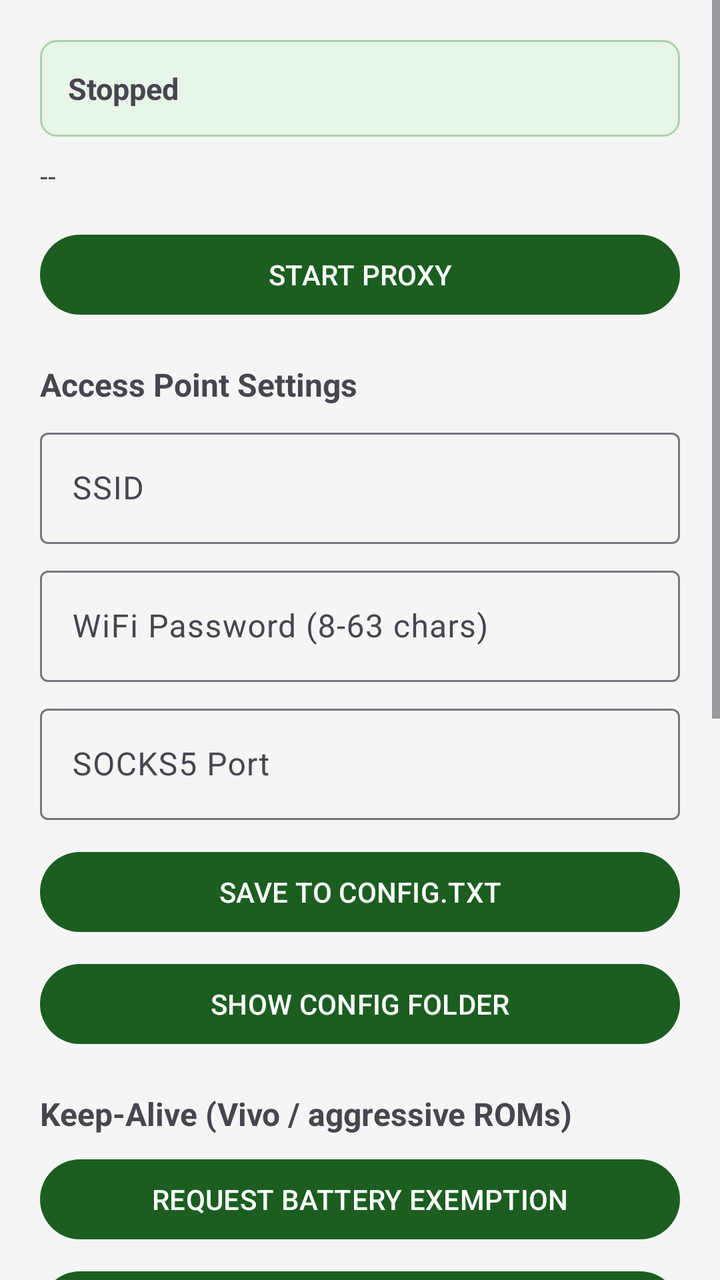
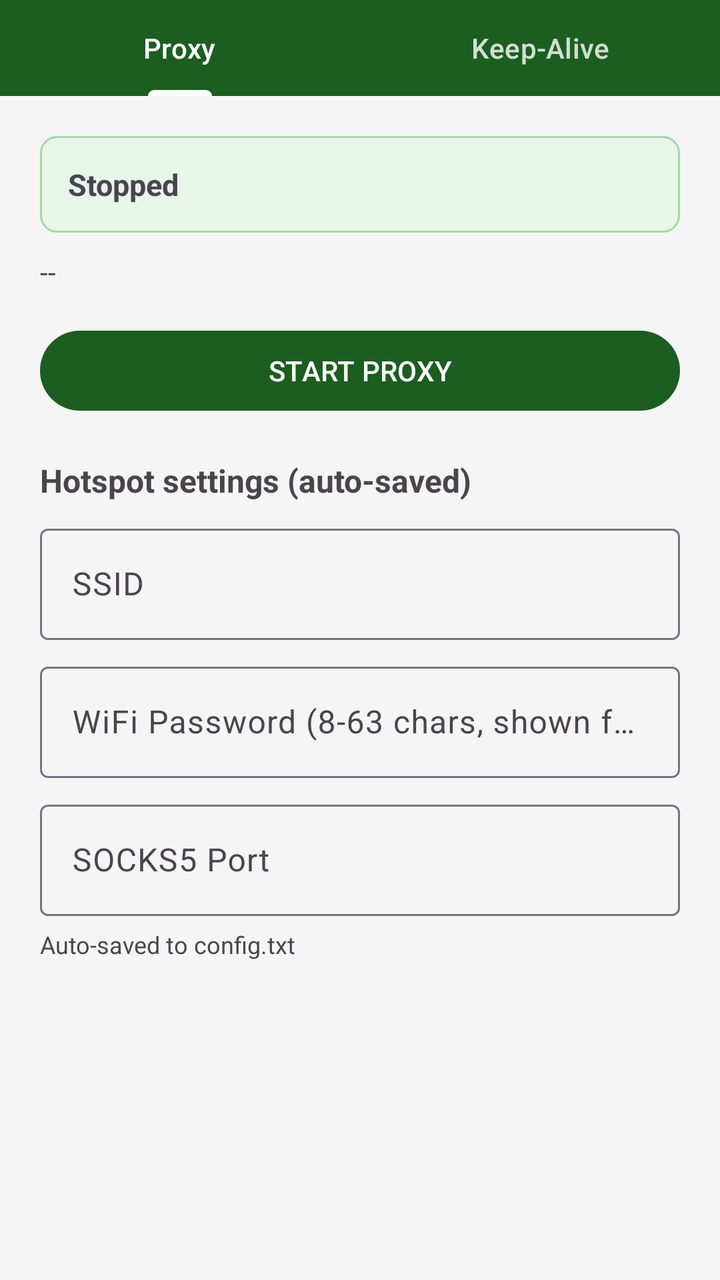

Screens rendered from an Android XML layout before and after an edit, with the pre-edit source and the edit as a unified diff.
<!-- AndroidManifest.xml: application theme Theme.Sacram -->
<!-- res/layout/activity_main.xml -->
<?xml version="1.0" encoding="utf-8"?>
<ScrollView xmlns:android="http://schemas.android.com/apk/res/android"
    android:layout_width="match_parent"
    android:layout_height="match_parent"
    android:background="@color/bg"
    android:fillViewport="true">

    <LinearLayout
        android:layout_width="match_parent"
        android:layout_height="wrap_content"
        android:orientation="vertical"
        android:padding="20dp">

        <TextView
            android:id="@+id/tvStatus"
            android:layout_width="match_parent"
            android:layout_height="wrap_content"
            android:background="@drawable/bg_status"
            android:padding="14dp"
            android:text="Stopped"
            android:textIsSelectable="true"
            android:textSize="15sp"
            android:textStyle="bold" />

        <TextView
            android:id="@+id/tvInfo"
            android:layout_width="match_parent"
            android:layout_height="wrap_content"
            android:layout_marginTop="10dp"
            android:text="--"
            android:textIsSelectable="true"
            android:textSize="14sp" />

        <Button
            android:id="@+id/btnToggle"
            android:layout_width="match_parent"
            android:layout_height="wrap_content"
            android:layout_marginTop="16dp"
            android:text="START PROXY" />

        <TextView
            android:layout_width="match_parent"
            android:layout_height="wrap_content"
            android:layout_marginTop="20dp"
            android:text="Access Point Settings"
            android:textSize="16sp"
            android:textStyle="bold" />

        <com.google.android.material.textfield.TextInputLayout
            android:id="@+id/tilSsid"
            android:layout_width="match_parent"
            android:layout_height="wrap_content"
            android:layout_marginTop="8dp"
            android:hint="SSID">

            <com.google.android.material.textfield.TextInputEditText
                android:id="@+id/etSsid"
                android:layout_width="match_parent"
                android:layout_height="wrap_content"
                android:inputType="text" />
        </com.google.android.material.textfield.TextInputLayout>

        <com.google.android.material.textfield.TextInputLayout
            android:id="@+id/tilPass"
            android:layout_width="match_parent"
            android:layout_height="wrap_content"
            android:layout_marginTop="8dp"
            android:hint="WiFi Password (8-63 chars)">

            <com.google.android.material.textfield.TextInputEditText
                android:id="@+id/etPass"
                android:layout_width="match_parent"
                android:layout_height="wrap_content"
                android:inputType="textPassword" />
        </com.google.android.material.textfield.TextInputLayout>

        <com.google.android.material.textfield.TextInputLayout
            android:id="@+id/tilPort"
            android:layout_width="match_parent"
            android:layout_height="wrap_content"
            android:layout_marginTop="8dp"
            android:hint="SOCKS5 Port">

            <com.google.android.material.textfield.TextInputEditText
                android:id="@+id/etPort"
                android:layout_width="match_parent"
                android:layout_height="wrap_content"
                android:inputType="number" />
        </com.google.android.material.textfield.TextInputLayout>

        <Button
            android:id="@+id/btnSave"
            android:layout_width="match_parent"
            android:layout_height="wrap_content"
            android:layout_marginTop="12dp"
            android:text="SAVE TO CONFIG.TXT" />

        <Button
            android:id="@+id/btnConfigPath"
            android:layout_width="match_parent"
            android:layout_height="wrap_content"
            android:layout_marginTop="8dp"
            android:text="SHOW CONFIG FOLDER" />

        <TextView
            android:layout_width="match_parent"
            android:layout_height="wrap_content"
            android:layout_marginTop="20dp"
            android:text="Keep-Alive (Vivo / aggressive ROMs)"
            android:textSize="16sp"
            android:textStyle="bold" />

        <Button
            android:id="@+id/btnBattery"
            android:layout_width="match_parent"
            android:layout_height="wrap_content"
            android:layout_marginTop="8dp"
            android:text="REQUEST BATTERY EXEMPTION" />

        <Button
            android:id="@+id/btnAutostart"
            android:layout_width="match_parent"
            android:layout_height="wrap_content"
            android:layout_marginTop="8dp"
            android:text="VIVO AUTOSTART SETTINGS" />

        <TextView
            android:layout_width="match_parent"
            android:layout_height="wrap_content"
            android:layout_marginTop="24dp"
            android:text="@string/help"
            android:textIsSelectable="true"
            android:textSize="13sp" />

    </LinearLayout>
</ScrollView>
<!-- resources referenced by this layout -->
<resources>
  <color name="bg">#F5F5F5</color>
  <!-- drawable bg_status (drawable) -->
  <?xml version="1.0" encoding="utf-8"?>
  <shape xmlns:android="http://schemas.android.com/apk/res/android">
      <solid android:color="#E8F5E9" />
      <stroke android:width="1dp" android:color="#A5D6A7" />
      <corners android:radius="8dp" />
  </shape>
  <string name="help">HOW TO GET INTERNET (SYSTEMWIDE, TCP+UDP)\n\n1. Start proxy, then connect your PC/device to the Access Point SSID shown above.\n2. On the PC, install Clash Verge Rev (free, open source).\n   It captures ALL traffic systemwide via TUN mode: TCP, UDP and ICMP.\n3. In Clash Verge Rev add a proxy:\n   type: SOCKS5, server: (phone AP IP, usually 192.168.49.1),\n   port: (port above), udp: true.\n4. Enable TUN Mode (Settings -&gt; TUN Mode) - requires admin once.\n   TUN captures everything: browsers, games, DNS, UDP apps.\nAlternatives: Netch or v2rayN (TUN mode) - all support systemwide UDP.\n\nVIVO Y16 KEEP-ALIVE:\n- Settings &gt; More settings &gt; Applications &gt; Autostart &gt; enable Sacram\n- Settings &gt; Battery &gt; High background power consumption &gt; enable Sacram\n- Lock the app in the recent-apps list (padlock icon)\n- Battery &gt; Battery optimization &gt; set to "Not optimized"\n- Settings &gt; Battery &gt; Sleep Standby &gt; exclude Sacram</string>
  <style name="Theme.Sacram" parent="Theme.Material3.DayNight.NoActionBar">
          <item name="colorPrimary">@color/primary</item>
          <item name="colorOnPrimary">@color/on_primary</item>
          <item name="colorSecondary">@color/primary</item>
      </style>
  <color name="primary">#1B5E20</color>
  <color name="on_primary">#FFFFFF</color>
</resources>

<!-- the commit's change to res/layout/activity_main.xml (unified diff, before → after) -->
@@ -8,129 +8,173 @@
     <LinearLayout
         android:layout_width="match_parent"
         android:layout_height="wrap_content"
-        android:orientation="vertical"
-        android:padding="20dp">
+        android:orientation="vertical">
 
-        <TextView
-            android:id="@+id/tvStatus"
+        <com.google.android.material.tabs.TabLayout
+            android:id="@+id/tabLayout"
             android:layout_width="match_parent"
             android:layout_height="wrap_content"
-            android:background="@drawable/bg_status"
-            android:padding="14dp"
-            android:text="Stopped"
-            android:textIsSelectable="true"
-            android:textSize="15sp"
-            android:textStyle="bold" />
+            android:background="@color/primary"
+            app:tabIndicatorColor="@color/on_primary"
+            app:tabSelectedTextColor="@color/on_primary"
+            app:tabTextColor="#CCFFFFFF"
+            xmlns:app="http://schemas.android.com/apk/res-auto">
 
-        <TextView
-            android:id="@+id/tvInfo"
+            <com.google.android.material.tabs.TabItem
+                android:layout_width="wrap_content"
+                android:layout_height="wrap_content"
+                android:text="Proxy" />
+
+            <com.google.android.material.tabs.TabItem
+                android:layout_width="wrap_content"
+                android:layout_height="wrap_content"
+                android:text="Keep-Alive" />
+        </com.google.android.material.tabs.TabLayout>
+
+        
+        <LinearLayout
+            android:id="@+id/tabProxy"
             android:layout_width="match_parent"
             android:layout_height="wrap_content"
-            android:layout_marginTop="10dp"
-            android:text="--"
-            android:textIsSelectable="true"
-            android:textSize="14sp" />
+            android:orientation="vertical"
+            android:padding="20dp">
 
-        <Button
-            android:id="@+id/btnToggle"
+            <TextView
+                android:id="@+id/tvStatus"
+                android:layout_width="match_parent"
+                android:layout_height="wrap_content"
+                android:background="@drawable/bg_status"
+                android:padding="14dp"
+                android:text="Stopped"
+                android:textIsSelectable="true"
+                android:textSize="15sp"
+                android:textStyle="bold" />
+
+            <TextView
+                android:id="@+id/tvInfo"
+                android:layout_width="match_parent"
+                android:layout_height="wrap_content"
+                android:layout_marginTop="10dp"
+                android:text="--"
+                android:textIsSelectable="true"
+                android:textSize="14sp" />
+
+            <Button
+                android:id="@+id/btnToggle"
+                android:layout_width="match_parent"
+                android:layout_height="wrap_content"
+                android:layout_marginTop="16dp"
+                android:text="START PROXY" />
+
+            <TextView
+                android:layout_width="match_parent"
+                android:layout_height="wrap_content"
+                android:layout_marginTop="20dp"
+                android:text="Hotspot settings (auto-saved)"
+                android:textSize="16sp"
+                android:textStyle="bold" />
+
+            <com.google.android.material.textfield.TextInputLayout
+                android:id="@+id/tilSsid"
+                android:layout_width="match_parent"
+                android:layout_height="wrap_content"
+                android:layout_marginTop="8dp"
+                android:hint="SSID">
+
+                <com.google.android.material.textfield.TextInputEditText
+                    android:id="@+id/etSsid"
+                    android:layout_width="match_parent"
+                    android:layout_height="wrap_content"
+                    android:inputType="text" />
+            </com.google.android.material.textfield.TextInputLayout>
+
+            <com.google.android.material.textfield.TextInputLayout
+                android:id="@+id/tilPass"
+                android:layout_width="match_parent"
+                android:layout_height="wrap_content"
+                android:layout_marginTop="8dp"
+                android:hint="WiFi Password (8-63 chars, shown for clients to see)">
+
+                <com.google.android.material.textfield.TextInputEditText
+                    android:id="@+id/etPass"
+                    android:layout_width="match_parent"
+                    android:layout_height="wrap_content"
+                    android:inputType="text"
+                    android:textIsSelectable="true" />
+            </com.google.android.material.textfield.TextInputLayout>
+
+            <com.google.android.material.textfield.TextInputLayout
+                android:id="@+id/tilPort"
+                android:layout_width="match_parent"
+                android:layout_height="wrap_content"
+                android:layout_marginTop="8dp"
+                android:hint="SOCKS5 Port">
+
+                <com.google.android.material.textfield.TextInputEditText
+                    android:id="@+id/etPort"
+                    android:layout_width="match_parent"
+                    android:layout_height="wrap_content"
+                    android:inputType="number" />
+            </com.google.android.material.textfield.TextInputLayout>
+
+            <TextView
+                android:id="@+id/tvSaved"
+                android:layout_width="match_parent"
+                android:layout_height="wrap_content"
+                android:layout_marginTop="6dp"
+                android:textSize="12sp"
+                android:text="Auto-saved to config.txt" />
+
+            <TextView
+                android:id="@+id/tvConfigPath"
+                android:layout_width="match_parent"
+                android:layout_height="wrap_content"
+                android:layout_marginTop="4dp"
+                android:textSize="11sp"
+                android:textColor="#757575"
+                android:textIsSelectable="true" />
+
+        </LinearLayout>
+
+        
+        <LinearLayout
+            android:id="@+id/tabKeepalive"
             android:layout_width="match_parent"
             android:layout_height="wrap_content"
-            android:layout_marginTop="16dp"
-            android:text="START PROXY" />
+            android:orientation="vertical"
+            android:padding="20dp"
+            android:visibility="gone">
 
-        <TextView
-            android:layout_width="match_parent"
-            android:layout_height="wrap_content"
-            android:layout_marginTop="20dp"
-            android:text="Access Point Settings"
-            android:textSize="16sp"
-            android:textStyle="bold" />
-
-        <com.google.android.material.textfield.TextInputLayout
-            android:id="@+id/tilSsid"
-            android:layout_width="match_parent"
-            android:layout_height="wrap_content"
-            android:layout_marginTop="8dp"
-            android:hint="SSID">
-
-            <com.google.android.material.textfield.TextInputEditText
-                android:id="@+id/etSsid"
+            <TextView
                 android:layout_width="match_parent"
                 android:layout_height="wrap_content"
-                android:inputType="text" />
-        </com.google.android.material.textfield.TextInputLayout>
+                android:text="Keep Sacram alive on aggressive ROMs (Vivo / Funtouch)"
+                android:textSize="16sp"
+                android:textStyle="bold" />
 
-        <com.google.android.material.textfield.TextInputLayout
-            android:id="@+id/tilPass"
-            android:layout_width="match_parent"
-            android:layout_height="wrap_content"
-            android:layout_marginTop="8dp"
-            android:hint="WiFi Password (8-63 chars)">
-
-            <com.google.android.material.textfield.TextInputEditText
-                android:id="@+id/etPass"
+            <Button
+                android:id="@+id/btnBattery"
                 android:layout_width="match_parent"
                 android:layout_height="wrap_content"
-                android:inputType="textPassword" />
-        </com.google.android.material.textfield.TextInputLayout>
+                android:layout_marginTop="12dp"
+                android:text="REQUEST BATTERY EXEMPTION" />
 
-        <com.google.android.material.textfield.TextInputLayout
-            android:id="@+id/tilPort"
-            android:layout_width="match_parent"
-            android:layout_height="wrap_content"
-            android:layout_marginTop="8dp"
-            android:hint="SOCKS5 Port">
-
-            <com.google.android.material.textfield.TextInputEditText
-                android:id="@+id/etPort"
+            <Button
+                android:id="@+id/btnAutostart"
                 android:layout_width="match_parent"
                 android:layout_height="wrap_content"
-                android:inputType="number" />
-        </com.google.android.material.textfield.TextInputLayout>
+                android:layout_marginTop="8dp"
+                android:text="VIVO AUTOSTART SETTINGS" />
 
-        <Button
-            android:id="@+id/btnSave"
-            android:layout_width="match_parent"
-            android:layout_height="wrap_content"
-            android:layout_marginTop="12dp"
-            android:text="SAVE TO CONFIG.TXT" />
+            <TextView
+                android:layout_width="match_parent"
+                android:layout_height="wrap_content"
+                android:layout_marginTop="24dp"
+                android:text="@string/help"
+                android:textIsSelectable="true"
+                android:textSize="13sp" />
 
-        <Button
-            android:id="@+id/btnConfigPath"
-            android:layout_width="match_parent"
-            android:layout_height="wrap_content"
-            android:layout_marginTop="8dp"
-            android:text="SHOW CONFIG FOLDER" />
-
-        <TextView
-            android:layout_width="match_parent"
-            android:layout_height="wrap_content"
-            android:layout_marginTop="20dp"
-            android:text="Keep-Alive (Vivo / aggressive ROMs)"
-            android:textSize="16sp"
-            android:textStyle="bold" />
-
-        <Button
-            android:id="@+id/btnBattery"
-            android:layout_width="match_parent"
-            android:layout_height="wrap_content"
-            android:layout_marginTop="8dp"
-            android:text="REQUEST BATTERY EXEMPTION" />
-
-        <Button
-            android:id="@+id/btnAutostart"
-            android:layout_width="match_parent"
-            android:layout_height="wrap_content"
-            android:layout_marginTop="8dp"
-            android:text="VIVO AUTOSTART SETTINGS" />
-
-        <TextView
-            android:layout_width="match_parent"
-            android:layout_height="wrap_content"
-            android:layout_marginTop="24dp"
-            android:text="@string/help"
-            android:textIsSelectable="true"
-            android:textSize="13sp" />
+        </LinearLayout>
 
     </LinearLayout>
 </ScrollView>
